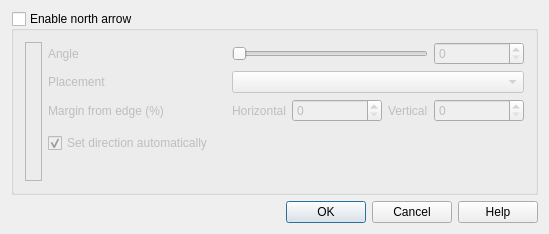
Qt form src/ui/qgsdecorationnortharrowdialog.ui (carsmie/QGIS) before a commit.
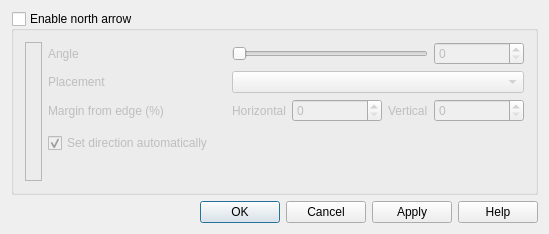
The same form after that commit. Icons and pictures are not drawn. Custom widgets are drawn as their Qt base class.

Commit message: Add Apply buttons to decoration dialogs

What changed in the file:
```diff
--- a/src/ui/qgsdecorationnortharrowdialog.ui
+++ b/src/ui/qgsdecorationnortharrowdialog.ui
@@ -245,7 +245,7 @@
       <enum>Qt::Horizontal</enum>
      </property>
      <property name="standardButtons">
-      <set>QDialogButtonBox::Cancel|QDialogButtonBox::Help|QDialogButtonBox::Ok</set>
+      <set>QDialogButtonBox::Apply|QDialogButtonBox::Cancel|QDialogButtonBox::Help|QDialogButtonBox::Ok</set>
      </property>
     </widget>
    </item>
```
The commit also changes 13 other files.
